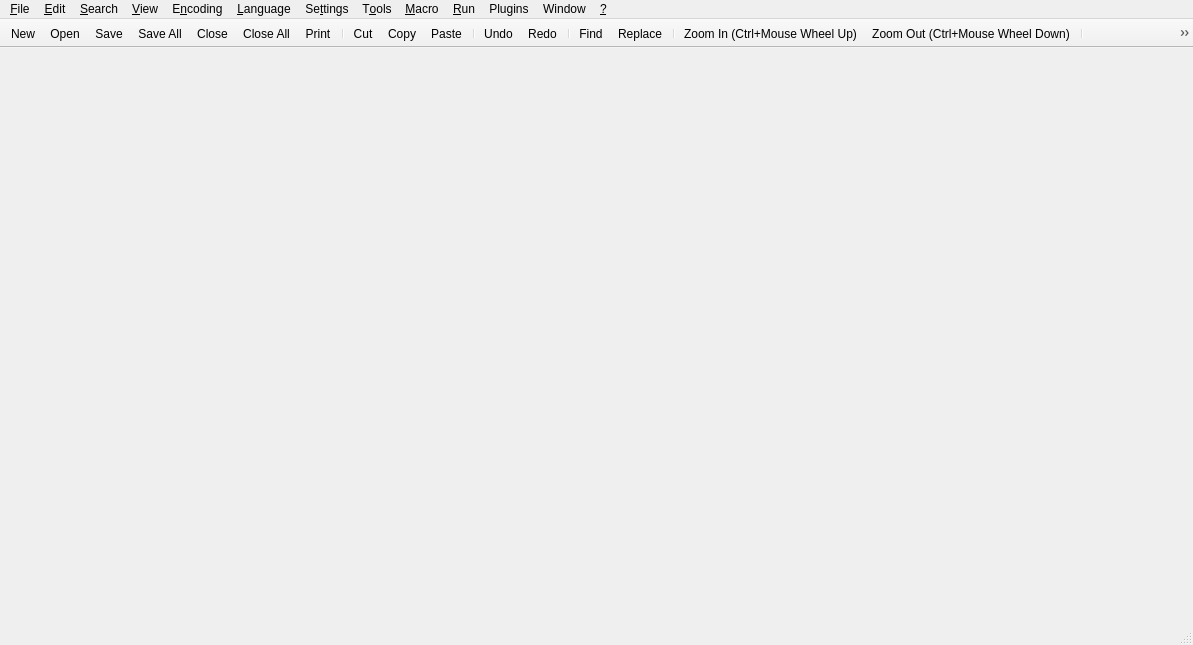
Above: mainwindow.ui from nanping/NotepadPlus before the change. Below: the same form after it.
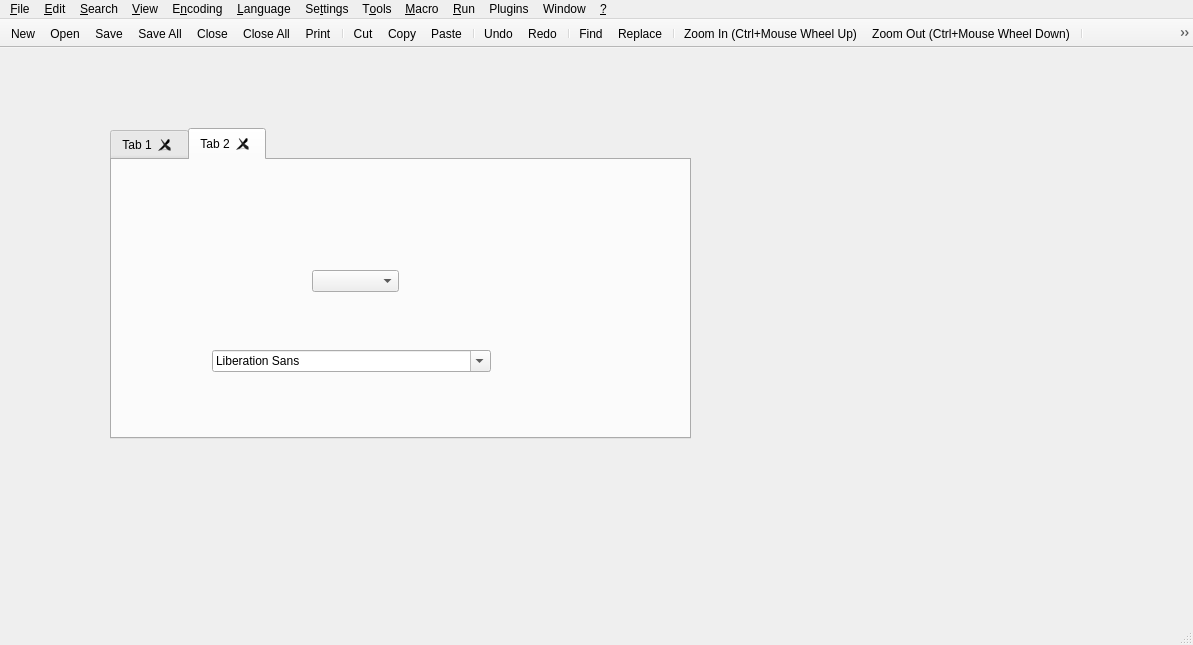
That is the form after the change. Icons and pictures are not drawn.

```diff
--- a/mainwindow.ui
+++ b/mainwindow.ui
@@ -17,7 +17,67 @@
    <iconset resource="Resources.qrc">
     <normaloff>:/icons/npp.ico</normaloff>:/icons/npp.ico</iconset>
   </property>
-  <widget class="QWidget" name="centralwidget"/>
+  <widget class="QWidget" name="centralwidget">
+   <widget class="QTabWidget" name="tabWidget">
+    <property name="geometry">
+     <rect>
+      <x>110</x>
+      <y>80</y>
+      <width>581</width>
+      <height>311</height>
+     </rect>
+    </property>
+    <property name="currentIndex">
+     <number>1</number>
+    </property>
+    <property name="tabsClosable">
+     <bool>true</bool>
+    </property>
+    <property name="movable">
+     <bool>true</bool>
+    </property>
+    <widget class="QWidget" name="tab">
+     <attribute name="title">
+      <string>Tab 1</string>
+     </attribute>
+     <widget class="QLineEdit" name="lineEdit">
+      <property name="geometry">
+       <rect>
+        <x>80</x>
+        <y>90</y>
+        <width>113</width>
+        <height>21</height>
+       </rect>
+      </property>
+     </widget>
+    </widget>
+    <widget class="QWidget" name="tab_2">
+     <attribute name="title">
+      <string>Tab 2</string>
+     </attribute>
+     <widget class="QComboBox" name="comboBox">
+      <property name="geometry">
+       <rect>
+        <x>200</x>
+        <y>110</y>
+        <width>87</width>
+        <height>22</height>
+       </rect>
+      </property>
+     </widget>
+     <widget class="QFontComboBox" name="fontComboBox">
+      <property name="geometry">
+       <rect>
+        <x>100</x>
+        <y>190</y>
+        <width>279</width>
+        <height>22</height>
+       </rect>
+      </property>
+     </widget>
+    </widget>
+   </widget>
+  </widget>
   <widget class="QMenuBar" name="menubar">
    <property name="geometry">
     <rect>
```
